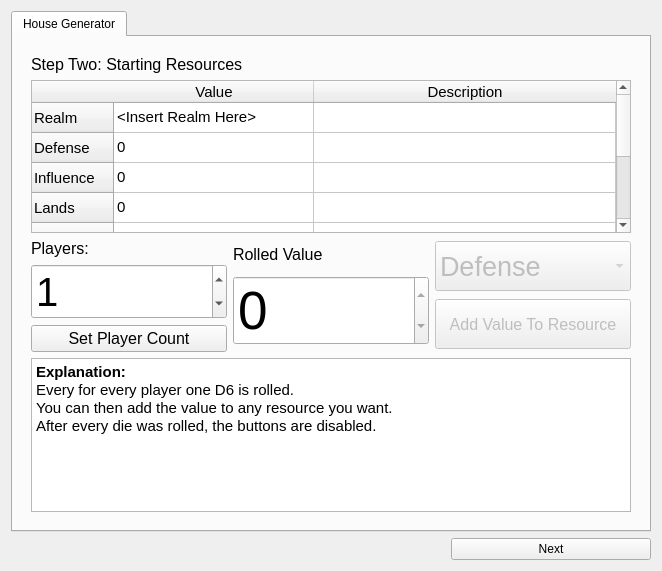
First picture: the form in gm-companion/addontools/sifrp.ui, repository PhilInTheGaps/GM-Companion, before the edit.
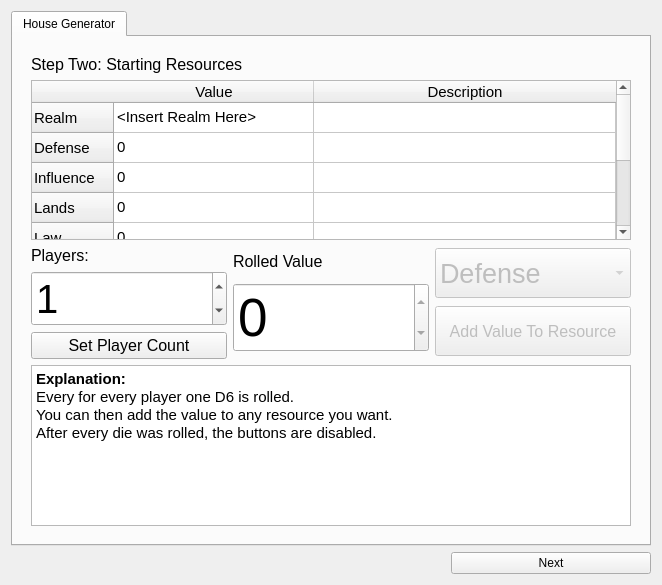
Second picture: the form after the edit. The open tabs and pages were chosen to show the change. Icons and pictures are not drawn.

What changed in the file:
```diff
--- a/gm-companion/addontools/sifrp.ui
+++ b/gm-companion/addontools/sifrp.ui
@@ -7,7 +7,7 @@
     <x>0</x>
     <y>0</y>
     <width>662</width>
-    <height>571</height>
+    <height>585</height>
    </rect>
   </property>
   <property name="windowTitle">
@@ -564,11 +564,11 @@
               <string>&lt;!DOCTYPE HTML PUBLIC &quot;-//W3C//DTD HTML 4.0//EN&quot; &quot;http://www.w3.org/TR/REC-html40/strict.dtd&quot;&gt;
 &lt;html&gt;&lt;head&gt;&lt;meta name=&quot;qrichtext&quot; content=&quot;1&quot; /&gt;&lt;style type=&quot;text/css&quot;&gt;
 p, li { white-space: pre-wrap; }
-&lt;/style&gt;&lt;/head&gt;&lt;body style=&quot; font-family:'MS Shell Dlg 2'; font-size:8.25pt; font-weight:400; font-style:normal;&quot;&gt;
-&lt;p style=&quot; margin-top:0px; margin-bottom:0px; margin-left:0px; margin-right:0px; -qt-block-indent:0; text-indent:0px;&quot;&gt;&lt;span style=&quot; font-size:11pt; font-weight:600;&quot;&gt;Explanation:&lt;/span&gt;&lt;/p&gt;
-&lt;p style=&quot; margin-top:0px; margin-bottom:0px; margin-left:0px; margin-right:0px; -qt-block-indent:0; text-indent:0px;&quot;&gt;&lt;span style=&quot; font-size:11pt;&quot;&gt;Every for every player one D6 is rolled.&lt;/span&gt;&lt;/p&gt;
-&lt;p style=&quot; margin-top:0px; margin-bottom:0px; margin-left:0px; margin-right:0px; -qt-block-indent:0; text-indent:0px;&quot;&gt;&lt;span style=&quot; font-size:11pt;&quot;&gt;You can then add the value to any resource you want.&lt;/span&gt;&lt;/p&gt;
-&lt;p style=&quot; margin-top:0px; margin-bottom:0px; margin-left:0px; margin-right:0px; -qt-block-indent:0; text-indent:0px;&quot;&gt;&lt;span style=&quot; font-size:11pt;&quot;&gt;After every die was rolled, the buttons are disabled.&lt;/span&gt;&lt;/p&gt;&lt;/body&gt;&lt;/html&gt;</string>
+&lt;/style&gt;&lt;/head&gt;&lt;body style=&quot; font-family:'Cantarell'; font-size:10pt; font-weight:400; font-style:normal;&quot;&gt;
+&lt;p style=&quot; margin-top:0px; margin-bottom:0px; margin-left:0px; margin-right:0px; -qt-block-indent:0; text-indent:0px;&quot;&gt;&lt;span style=&quot; font-family:'MS Shell Dlg 2'; font-size:11pt; font-weight:600;&quot;&gt;Explanation:&lt;/span&gt;&lt;/p&gt;
+&lt;p style=&quot; margin-top:0px; margin-bottom:0px; margin-left:0px; margin-right:0px; -qt-block-indent:0; text-indent:0px;&quot;&gt;&lt;span style=&quot; font-family:'MS Shell Dlg 2'; font-size:11pt;&quot;&gt;Every for every player one D6 is rolled.&lt;/span&gt;&lt;/p&gt;
+&lt;p style=&quot; margin-top:0px; margin-bottom:0px; margin-left:0px; margin-right:0px; -qt-block-indent:0; text-indent:0px;&quot;&gt;&lt;span style=&quot; font-family:'MS Shell Dlg 2'; font-size:11pt;&quot;&gt;You can then add the value to any resource you want.&lt;/span&gt;&lt;/p&gt;
+&lt;p style=&quot; margin-top:0px; margin-bottom:0px; margin-left:0px; margin-right:0px; -qt-block-indent:0; text-indent:0px;&quot;&gt;&lt;span style=&quot; font-family:'MS Shell Dlg 2'; font-size:11pt;&quot;&gt;After every die was rolled, the buttons are disabled.&lt;/span&gt;&lt;/p&gt;&lt;/body&gt;&lt;/html&gt;</string>
              </property>
             </widget>
            </item>
```
Left out of the diff: 26 changed lines with no effect on the pictures.
